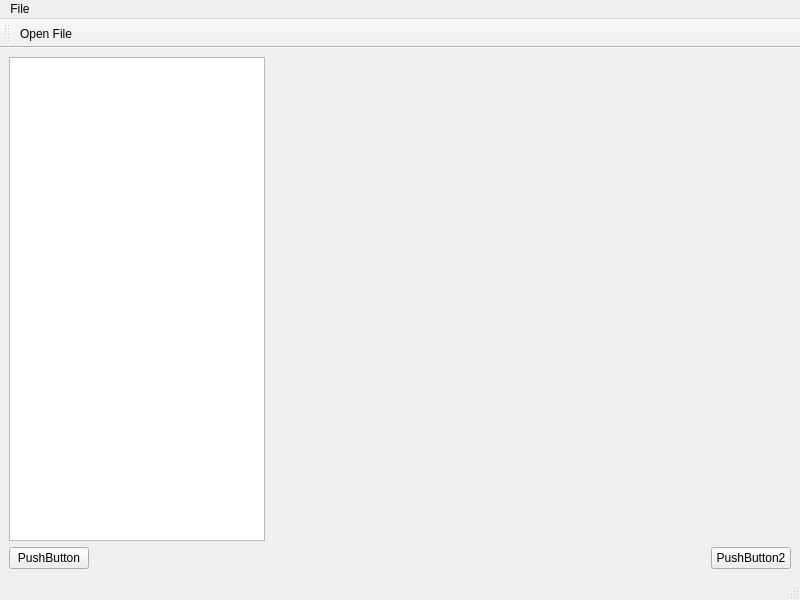
The window that worksheet6/mainwindow.ui (eeyzr1/2024_20291563) describes before a commit, drawn with Qt 5.
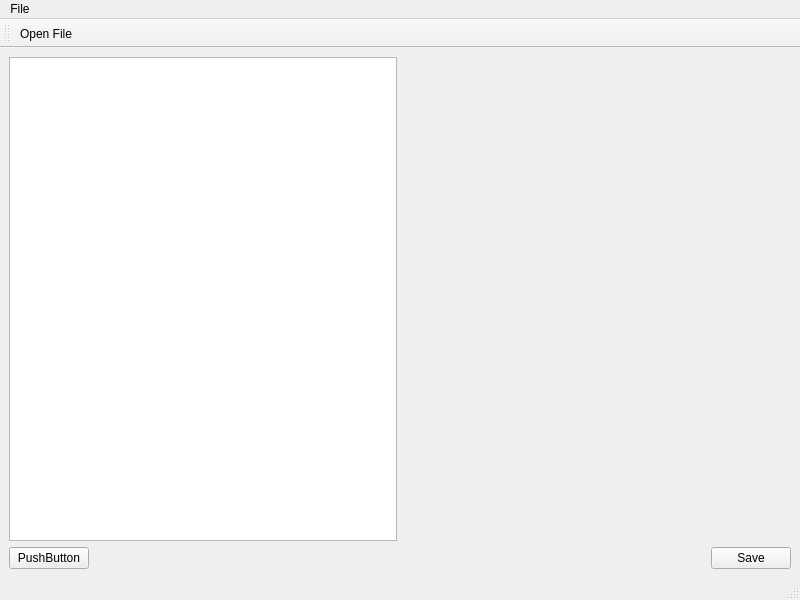
The same window after the commit. Icons and pictures are not drawn.

```diff
--- a/worksheet6/mainwindow.ui
+++ b/worksheet6/mainwindow.ui
@@ -20,7 +20,7 @@
       <item>
        <widget class="QTreeView" name="treeView">
         <property name="sizePolicy">
-         <sizepolicy hsizetype="Fixed" vsizetype="Expanding">
+         <sizepolicy hsizetype="Expanding" vsizetype="Expanding">
           <horstretch>0</horstretch>
           <verstretch>0</verstretch>
          </sizepolicy>
@@ -67,7 +67,7 @@
       <item>
        <widget class="QPushButton" name="pushButton_2">
         <property name="text">
-         <string>PushButton2</string>
+         <string>Save</string>
         </property>
        </widget>
       </item>
```
